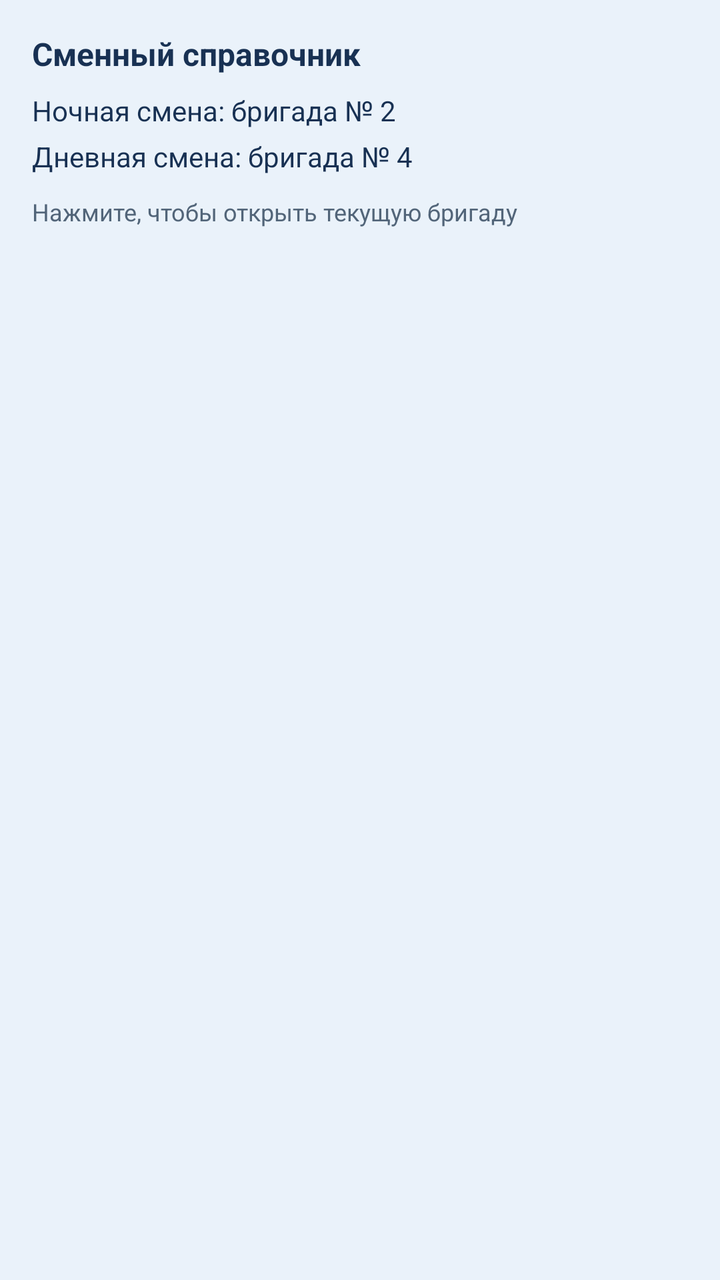
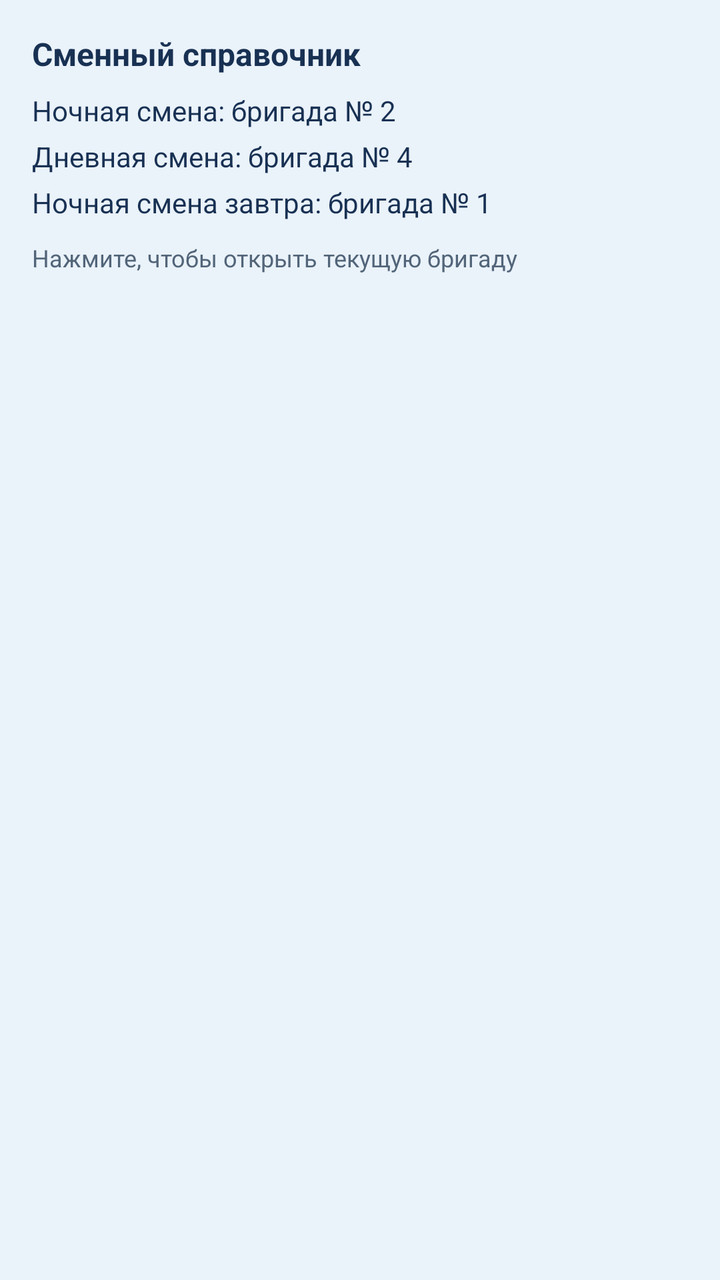

An Android layout rendered at two revisions. The XML below is the earlier revision; the diff shows what the commit changed to produce the second picture.
<!-- AndroidManifest.xml: fallback theme Theme.MaterialComponents.DayNight.NoActionBar -->
<!-- res/layout/shift_widget.xml -->
<?xml version="1.0" encoding="utf-8"?>
<LinearLayout xmlns:android="http://schemas.android.com/apk/res/android"
    android:layout_width="match_parent"
    android:layout_height="wrap_content"
    android:orientation="vertical"
    android:padding="16dp"
    android:background="#EAF2FA">

    <TextView
        android:id="@+id/widget_date"
        android:layout_width="match_parent"
        android:layout_height="wrap_content"
        android:text="Сменный справочник"
        android:textColor="#183153"
        android:textSize="16sp"
        android:textStyle="bold" />
    
    <TextView
        android:id="@+id/widget_night"
        android:layout_width="match_parent"
        android:layout_height="wrap_content"
        android:layout_marginTop="8dp"
        android:text="Ночная смена: бригада № 2"
        android:textColor="#183153"
        android:textSize="14sp" />

    <TextView
        android:id="@+id/widget_day"
        android:layout_width="match_parent"
        android:layout_height="wrap_content"
        android:layout_marginTop="4dp"
        android:text="Дневная смена: бригада № 4"
        android:textColor="#183153"
        android:textSize="14sp" />

    <TextView
        android:layout_width="match_parent"
        android:layout_height="wrap_content"
        android:layout_marginTop="10dp"
        android:text="Нажмите, чтобы открыть текущую бригаду"
        android:textColor="#526579"
        android:textSize="12sp" />

</LinearLayout>
<!-- resources referenced by this layout -->
<resources>

</resources>

<!-- the commit's change to res/layout/shift_widget.xml (unified diff, before → after) -->
@@ -32,6 +32,16 @@
         android:text="Дневная смена: бригада № 4"
         android:textColor="#183153"
         android:textSize="14sp" />
+    
+    <TextView
+        android:id="@+id/widget_tomorrow_night"
+        android:layout_width="match_parent"
+        android:layout_height="wrap_content"
+        android:layout_marginTop="4dp"
+        android:text="Ночная смена завтра: бригада № 1"
+        android:textColor="#183153"
+        android:textSize="14sp"
+    />
 
     <TextView
         android:layout_width="match_parent"
